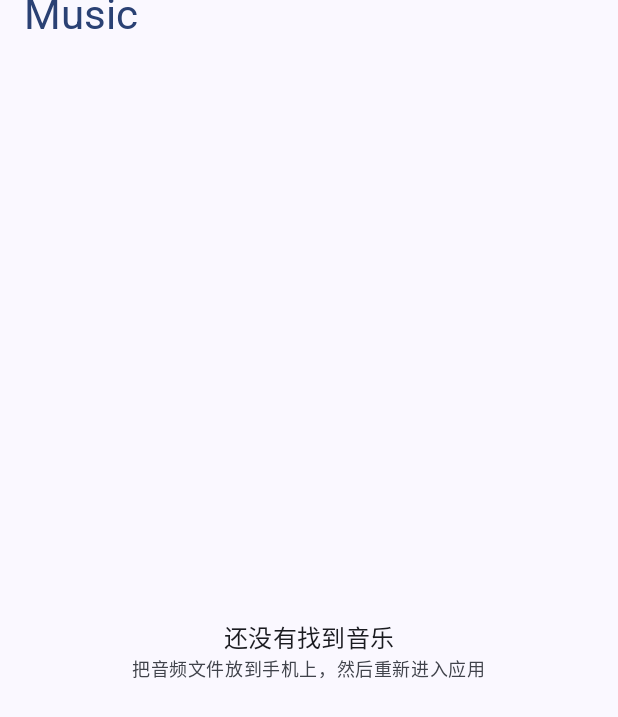
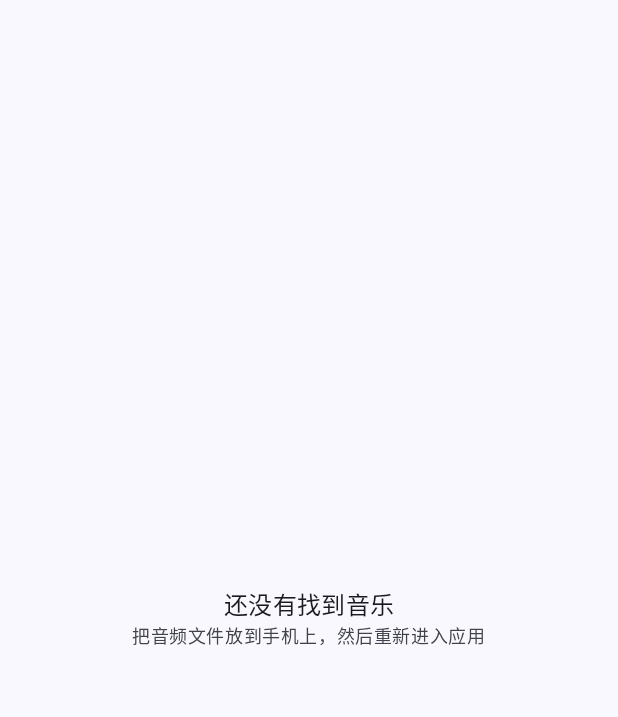
Before and after one commit to lwwy/MelodyPlayer, an Android app built with Jetpack Compose: the screen it shows after launch (MainActivity), on a phone screen of 412 x 824 dp. Shown: the top 717 px of the screen. Run offline under Robolectric (Android 15) with nearby library versions, the phone set to English and light mode, and no system bars; libraries missing offline, so code that uses them is left out: androidx.palette.graphics; 3 statements that could not run were skipped.

Commit message:
feat(ui): 去掉首页顶部 Music 标题 (v2.2.0)

```diff
--- a/app/build.gradle.kts
+++ b/app/build.gradle.kts
@@ -20,8 +20,8 @@ android {
         applicationId = "com.melody.player"
         minSdk = 26
         targetSdk = 35
-        versionCode = 39
-        versionName = "2.1.9"
+        versionCode = 40
+        versionName = "2.2.0"
 
         testInstrumentationRunner = "androidx.test.runner.AndroidJUnitRunner"
         vectorDrawables { useSupportLibrary = true }
--- a/app/src/main/java/com/melody/player/ui/screen/SongsScreen.kt
+++ b/app/src/main/java/com/melody/player/ui/screen/SongsScreen.kt
@@ -15,7 +15,6 @@ import androidx.compose.foundation.layout.Spacer
 import androidx.compose.foundation.layout.fillMaxSize
 import androidx.compose.foundation.layout.fillMaxWidth
 import androidx.compose.foundation.layout.height
-import androidx.compose.foundation.layout.offset
 import androidx.compose.foundation.layout.padding
 import androidx.compose.foundation.layout.size
 import androidx.compose.foundation.layout.statusBarsPadding
@@ -50,23 +49,7 @@ fun SongsScreen(
     bottomContentPadding: Dp = 0.dp,
     onSongClick: (Song) -> Unit
 ) {
-    Column(modifier = modifier.fillMaxSize()) {
-        // 顶部栏：仅标题。statusBarsPadding 避开状态栏，左边距 16dp 与封面图对齐。
-        Row(
-            modifier = Modifier
-                .fillMaxWidth()
-                .statusBarsPadding()
-                .offset(y = (-8).dp)
-                .padding(bottom = 8.dp)
-                .padding(start = 16.dp, end = 16.dp),
-            verticalAlignment = Alignment.CenterVertically
-        ) {
-            Text(
-                text = stringResource(R.string.app_name),
-                style = MaterialTheme.typography.headlineMedium,
-                color = MaterialTheme.colorScheme.primary
-            )
-        }
+    Column(modifier = modifier.fillMaxSize().statusBarsPadding()) {
         Box(modifier = Modifier.weight(1f).fillMaxWidth()) {
         when {
             isLoading -> {
```
